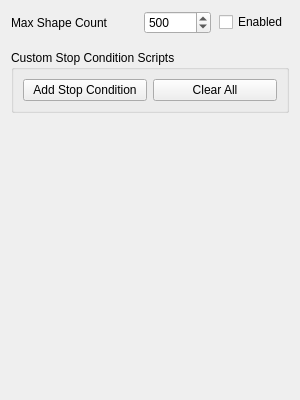
Old version of the form geometrize/dialog/imagetaskprepostscriptswidget.ui in the repository Tw1ddle/geometrize.
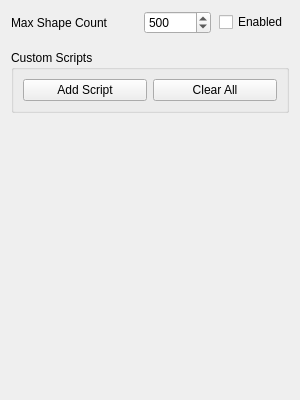
New version of the form.

Diff of the .ui file:
```diff
--- a/geometrize/dialog/imagetaskprepostscriptswidget.ui
+++ b/geometrize/dialog/imagetaskprepostscriptswidget.ui
@@ -84,7 +84,7 @@
    <item>
     <widget class="QGroupBox" name="stopConditionScriptGroupBox">
      <property name="title">
-      <string>Custom Stop Condition Scripts</string>
+      <string>Custom Scripts</string>
      </property>
      <layout class="QVBoxLayout" name="verticalLayout">
       <item>
@@ -92,7 +92,7 @@
         <item>
          <widget class="QPushButton" name="addStopConditionButton">
           <property name="text">
-           <string>Add Stop Condition</string>
+           <string>Add Script</string>
           </property>
          </widget>
         </item>
```
Left out of the diff: 10 changed lines with no effect on the pictures.
